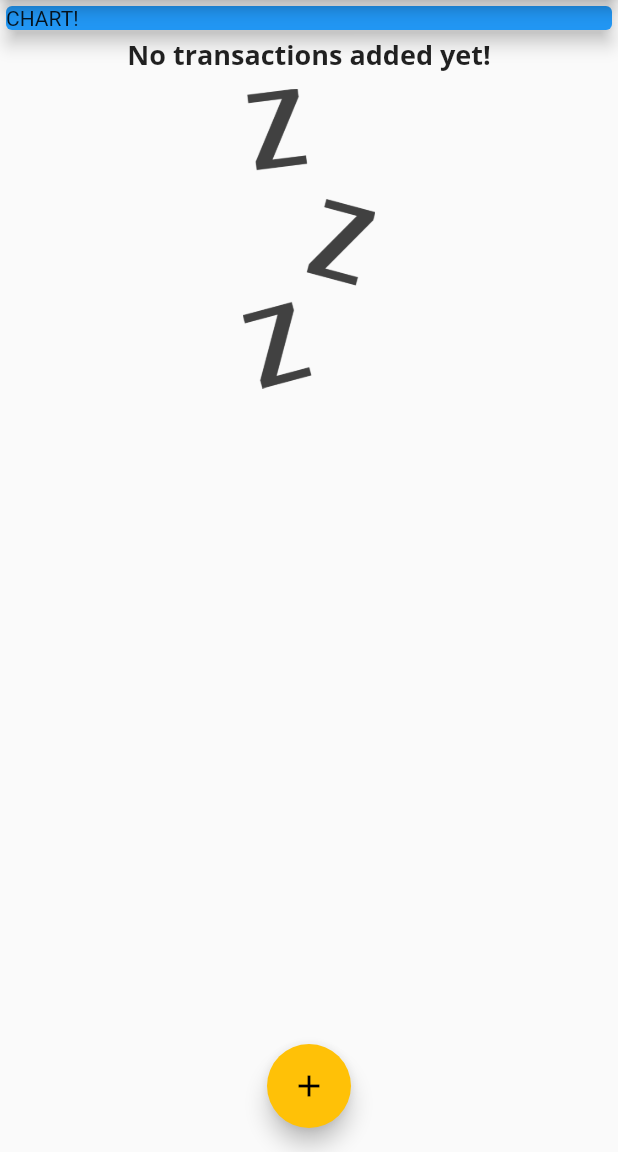
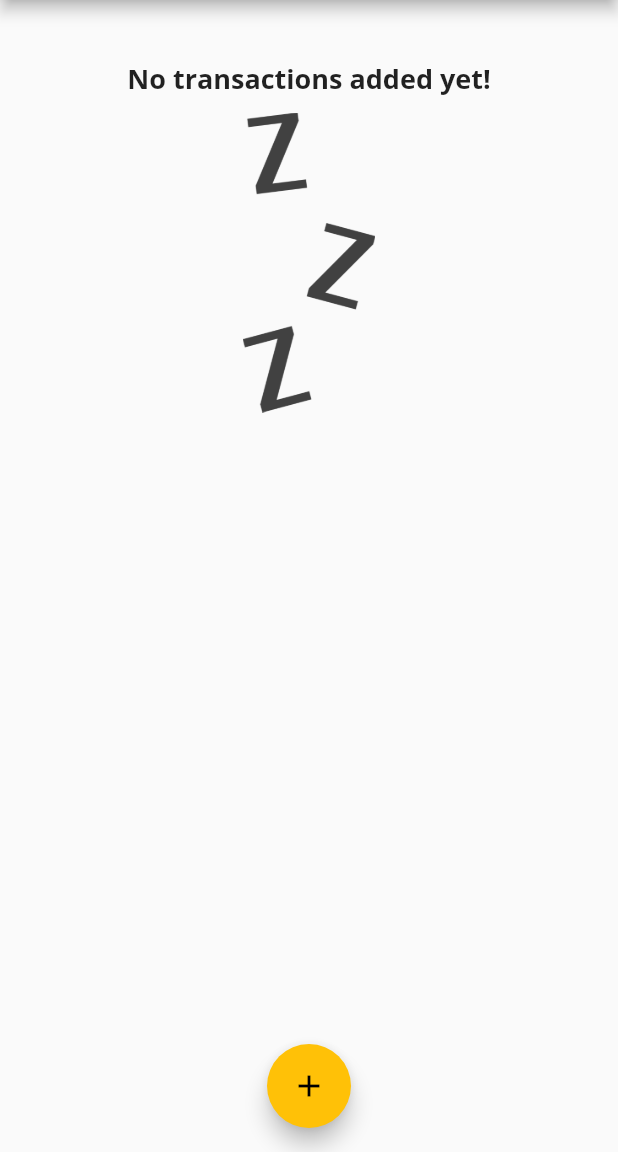
Before and after one commit to jiahaoliuliu/FlutterAndDartTheCompleteGuide-2022Edition, a Flutter app: the screen it shows after launch, on a phone screen of 412 x 824 dp, the part 84-1236 px from its top. Run offline on Flutter 3.47's test engine with Material 2 defaults, Android fonts, the phone set to English and light mode, and no system bars.

Commit message:
JL Added the basic for of chart, which generates the total transaction for the last 7 days

```diff
--- a/section4/lib/main.dart
+++ b/section4/lib/main.dart
@@ -2,6 +2,7 @@ import 'package:flutter/material.dart';
 import 'package:section4/widgets/new_transaction.dart';
 import './models/transaction.dart';
 import './widgets/transaction_list.dart';
+import './widgets/chart.dart';
 
 void main() => runApp(MyApp());
 
@@ -52,6 +53,16 @@ class _MyHomePageState extends State<MyHomePage> {
     //     id: 't3', title: 'Water bill', amount: 100.08, date: DateTime.now()),
   ];
 
+  List<Transaction> get _recentTransactions {
+    return _transactionsList.where((transaction) {
+      return transaction.date.isAfter(
+        DateTime.now().subtract(
+          Duration(days: 7),
+        ),
+      );
+    }).toList();
+  }
+
   void _addNewTransaction(String title, double amount) {
     final newTransaction = Transaction(
         title: title,
@@ -95,16 +106,7 @@ class _MyHomePageState extends State<MyHomePage> {
           // mainAxisAlignment: MainAxisAlignment.spaceAround,
           crossAxisAlignment: CrossAxisAlignment.stretch,
           children: [
-            Container(
-              width: double.infinity,
-              child: Card(
-                color: Colors.blue,
-                child: Text(
-                  'CHART!',
-                ),
-                elevation: 5,
-              ),
-            ),
+            Chart(_recentTransactions),
             TransactionList(_transactionsList),
           ],
         ),
--- /dev/null
+++ b/section4/lib/widgets/chart.dart
@@ -0,0 +1,50 @@
+import 'package:flutter/material.dart';
+import 'package:intl/intl.dart';
+
+import '../models/transaction.dart';
+
+class Chart extends StatelessWidget {
+  final List<Transaction> recentTrasactions;
+
+  Chart(this.recentTrasactions);
+
+  List<Map<String, Object>> get groupedTransactionsValues {
+    return List.generate(
+      7,
+      (index) {
+        final weekDay = DateTime.now().subtract(
+          Duration(days: index),
+        );
+
+        var totalSum = 0.0;
+        for (var i = 0; i < recentTrasactions.length; i++) {
+          if (recentTrasactions[i].date.day == weekDay.day &&
+              recentTrasactions[i].date.month == weekDay.month &&
+              recentTrasactions[i].date.year == weekDay.year) {
+            totalSum += recentTrasactions[i].amount;
+          }
+        }
+
+        print(DateFormat.E().format(weekDay));
+        print(totalSum);
+
+        return {
+          'day': DateFormat.E().format(weekDay),
+          'amount': totalSum,
+        };
+      },
+    );
+  }
+
+  @override
+  Widget build(BuildContext context) {
+    print(groupedTransactionsValues);
+
+    return Card(
+        elevation: 6,
+        margin: EdgeInsets.all(20),
+        child: Row(
+          children: [],
+        ));
+  }
+}
--- a/section4/lib/widgets/transaction_list.dart
+++ b/section4/lib/widgets/transaction_list.dart
@@ -18,10 +18,10 @@ class TransactionList extends StatelessWidget {
                   'No transactions added yet!',
                   style: Theme.of(context).textTheme.headline6,
                 ),
-                const SizedBox(
+                SizedBox(
                   height: 10,
                 ),
-                const Container(
+                Container(
                   height: 200,
                   child: Image.asset(
                     'assets/images/waiting.png',
```
